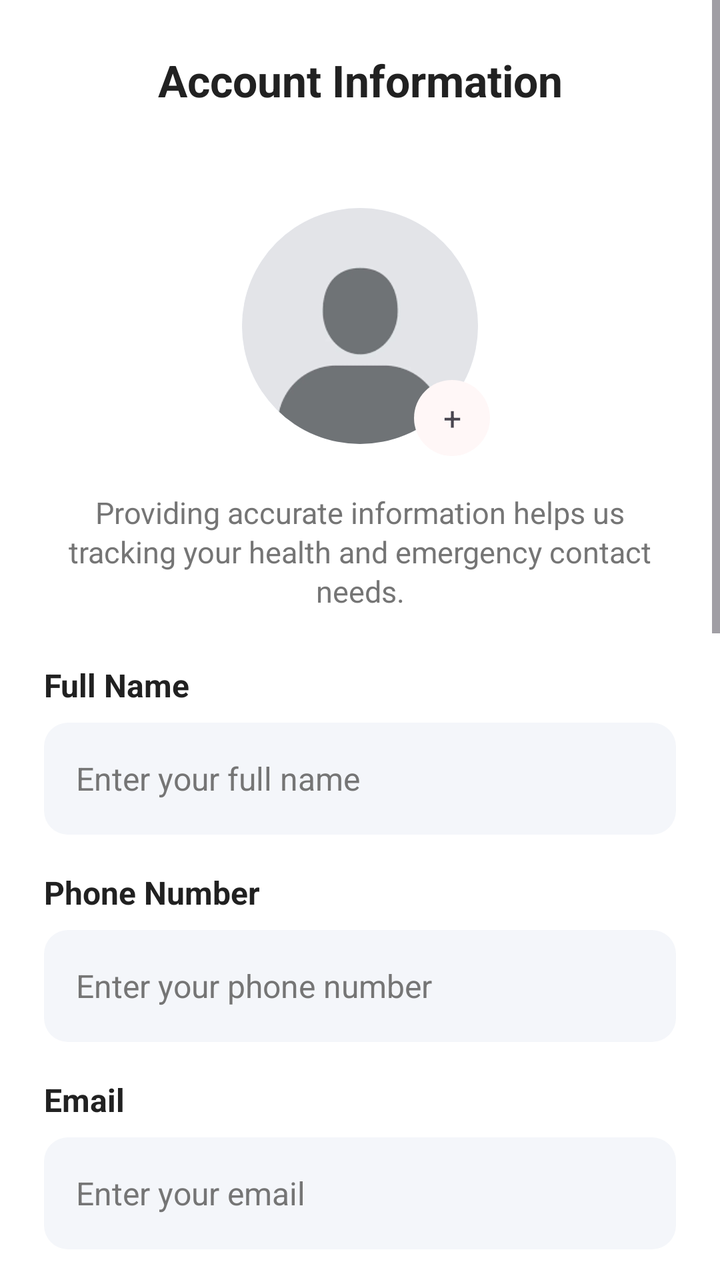
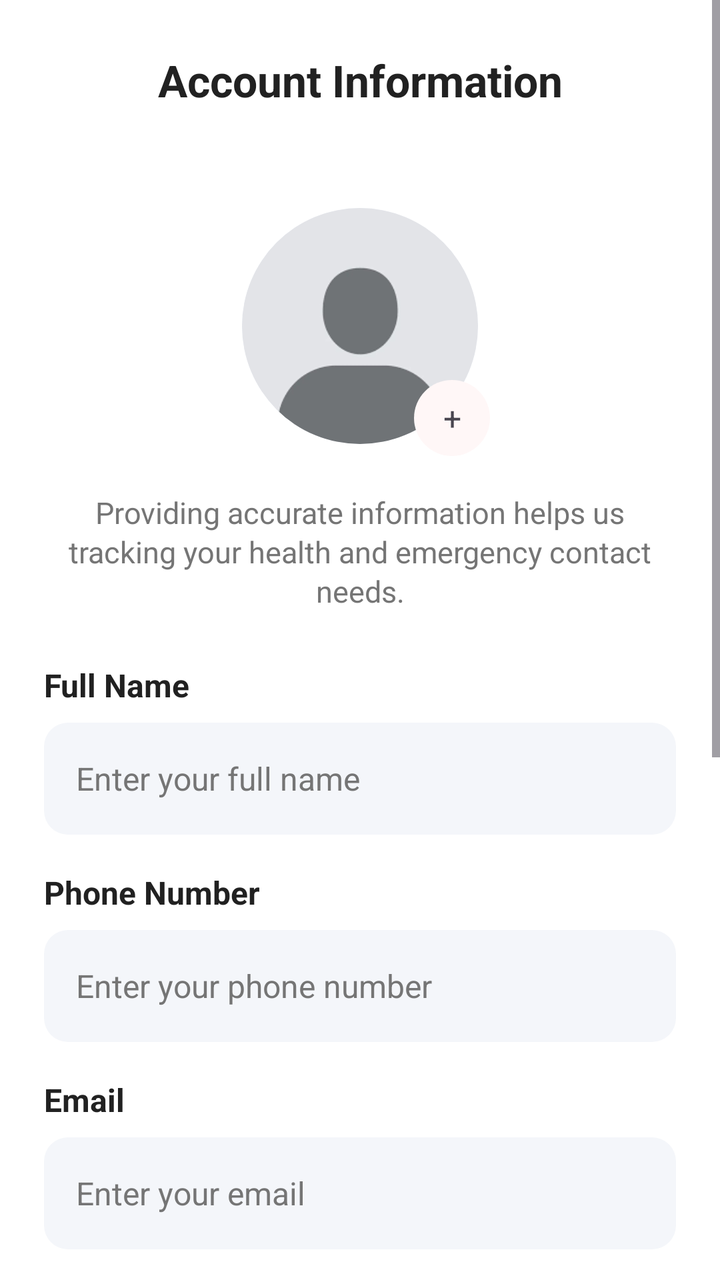

Before-and-after screenshots of an Android layout around one commit, followed by the original layout XML and the change that was made.
<!-- AndroidManifest.xml: application theme Theme.TravellingMobileApp -->
<!-- res/layout/fragment_profile.xml -->
<?xml version="1.0" encoding="utf-8"?>
<ScrollView xmlns:android="http://schemas.android.com/apk/res/android"
    xmlns:app="http://schemas.android.com/apk/res-auto"
    android:layout_width="match_parent"
    android:layout_height="match_parent"
    android:background="@color/surface"
    android:fillViewport="true">

    <LinearLayout
        android:layout_width="match_parent"
        android:layout_height="wrap_content"
        android:orientation="vertical"
        android:paddingStart="22dp"
        android:paddingEnd="22dp"
        android:paddingBottom="32dp">

        <LinearLayout
            android:id="@+id/headerProfile"
            android:layout_width="match_parent"
            android:layout_height="@dimen/header_height"
            android:background="@color/surface"
            android:gravity="center_vertical"
            android:orientation="horizontal">

            <Space
                android:layout_width="42dp"
                android:layout_height="42dp" />

            <TextView
                android:layout_width="0dp"
                android:layout_height="wrap_content"
                android:layout_weight="1"
                android:gravity="center"
                android:text="@string/account_information"
                android:textColor="@color/text_primary"
                android:textSize="22sp"
                android:textStyle="bold" />

            <Space
                android:layout_width="42dp"
                android:layout_height="42dp" />
        </LinearLayout>

        <FrameLayout
            android:layout_width="130dp"
            android:layout_height="130dp"
            android:layout_gravity="center_horizontal"
            android:layout_marginTop="18dp">

            <ImageView
                android:id="@+id/imgAvatarProfile"
                android:layout_width="118dp"
                android:layout_height="118dp"
                android:layout_gravity="center"
                android:background="@drawable/bg_avatar_circle"
                android:clipToOutline="true"
                android:scaleType="centerCrop"
                android:src="@drawable/ic_avatar" />

            <TextView
                android:id="@+id/tvCameraBadge"
                android:layout_width="38dp"
                android:layout_height="38dp"
                android:layout_gravity="bottom|end"
                android:background="@drawable/bg_circle_soft"
                android:gravity="center"
                android:text="@string/plus_sign"
                android:textSize="16sp" />
        </FrameLayout>

        <TextView
            android:layout_width="match_parent"
            android:layout_height="wrap_content"
            android:layout_marginTop="18dp"
            android:gravity="center"
            android:text="@string/profile_description"
            android:textColor="@color/profile_text_secondary"
            android:textSize="15sp"
            android:lineSpacingExtra="2dp" />

        <TextView
            android:layout_width="match_parent"
            android:layout_height="wrap_content"
            android:layout_marginTop="26dp"
            android:text="@string/full_name"
            android:textColor="@color/text_primary"
            android:textSize="16sp"
            android:textStyle="bold" />

        <EditText
            android:id="@+id/edtFullName"
            android:layout_width="match_parent"
            android:layout_height="56dp"
            android:layout_marginTop="8dp"
            android:background="@drawable/bg_profile_field_light"
            android:hint="@string/enter_full_name"
            android:inputType="textPersonName"
            android:paddingStart="16dp"
            android:paddingEnd="16dp"
            android:textColor="@color/text_primary"
            android:textColorHint="@color/profile_text_secondary"
            android:textSize="16sp" />

        <TextView
            android:layout_width="match_parent"
            android:layout_height="wrap_content"
            android:layout_marginTop="18dp"
            android:text="@string/phone_number"
            android:textColor="@color/text_primary"
            android:textSize="16sp"
            android:textStyle="bold" />

        <EditText
            android:id="@+id/edtPhoneNumber"
            android:layout_width="match_parent"
            android:layout_height="56dp"
            android:layout_marginTop="8dp"
            android:background="@drawable/bg_profile_field_light"
            android:hint="@string/enter_phone_number"
            android:inputType="phone"
            android:paddingStart="16dp"
            android:paddingEnd="16dp"
            android:textColor="@color/text_primary"
            android:textColorHint="@color/profile_text_secondary"
            android:textSize="16sp" />

        <TextView
            android:layout_width="match_parent"
            android:layout_height="wrap_content"
            android:layout_marginTop="18dp"
            android:text="@string/email"
            android:textColor="@color/text_primary"
            android:textSize="16sp"
            android:textStyle="bold" />

        <EditText
            android:id="@+id/edtEmail"
            android:layout_width="match_parent"
            android:layout_height="56dp"
            android:layout_marginTop="8dp"
            android:background="@drawable/bg_profile_field_light"
            android:hint="@string/enter_email"
            android:inputType="textEmailAddress"
            android:paddingStart="16dp"
            android:paddingEnd="16dp"
            android:textColor="@color/text_primary"
            android:textColorHint="@color/profile_text_secondary"
            android:textSize="16sp" />

        <TextView
            android:layout_width="match_parent"
            android:layout_height="wrap_content"
            android:layout_marginTop="18dp"
            android:text="@string/date_of_birth"
            android:textColor="@color/text_primary"
            android:textSize="16sp"
            android:textStyle="bold" />

        <TextView
            android:id="@+id/tvDateOfBirth"
            android:layout_width="match_parent"
            android:layout_height="56dp"
            android:layout_marginTop="8dp"
            android:background="@drawable/bg_profile_field_light"
            android:gravity="center_vertical"
            android:paddingStart="16dp"
            android:paddingEnd="16dp"
            android:text="@string/select_date_of_birth"
            android:textColor="@color/profile_text_secondary"
            android:textSize="16sp" />

        <TextView
            android:layout_width="match_parent"
            android:layout_height="wrap_content"
            android:layout_marginTop="18dp"
            android:text="@string/gender"
            android:textColor="@color/text_primary"
            android:textSize="16sp"
            android:textStyle="bold" />

        <RadioGroup
            android:id="@+id/radioGenderGroup"
            android:layout_width="match_parent"
            android:layout_height="wrap_content"
            android:layout_marginTop="10dp"
            android:orientation="horizontal">

            <RadioButton
                android:id="@+id/radioMale"
                android:layout_width="wrap_content"
                android:layout_height="wrap_content"
                android:text="@string/male"
                android:textColor="@color/text_primary" />

            <RadioButton
                android:id="@+id/radioFemale"
                android:layout_width="wrap_content"
                android:layout_height="wrap_content"
                android:layout_marginStart="20dp"
                android:text="@string/female"
                android:textColor="@color/text_primary" />

            <RadioButton
                android:id="@+id/radioOther"
                android:layout_width="wrap_content"
                android:layout_height="wrap_content"
                android:layout_marginStart="20dp"
                android:text="@string/other"
                android:textColor="@color/text_primary" />
        </RadioGroup>

        <TextView
            android:layout_width="match_parent"
            android:layout_height="wrap_content"
            android:layout_marginTop="22dp"
            android:text="@string/emergency_contact_name"
            android:textColor="@color/text_primary"
            android:textSize="16sp"
            android:textStyle="bold" />

        <EditText
            android:id="@+id/edtEmergencyName"
            android:layout_width="match_parent"
            android:layout_height="56dp"
            android:layout_marginTop="8dp"
            android:background="@drawable/bg_profile_field_light"
            android:hint="@string/enter_emergency_contact_name"
            android:inputType="textPersonName"
            android:paddingStart="16dp"
            android:paddingEnd="16dp"
            android:textColor="@color/text_primary"
            android:textColorHint="@color/profile_text_secondary"
            android:textSize="16sp" />

        <TextView
            android:layout_width="match_parent"
            android:layout_height="wrap_content"
            android:layout_marginTop="18dp"
            android:text="@string/emergency_contact_phone"
            android:textColor="@color/text_primary"
            android:textSize="16sp"
            android:textStyle="bold" />

        <EditText
            android:id="@+id/edtEmergencyPhone"
            android:layout_width="match_parent"
            android:layout_height="56dp"
            android:layout_marginTop="8dp"
            android:background="@drawable/bg_profile_field_light"
            android:hint="@string/enter_emergency_contact_phone"
            android:inputType="phone"
            android:paddingStart="16dp"
            android:paddingEnd="16dp"
            android:textColor="@color/text_primary"
            android:textColorHint="@color/profile_text_secondary"
            android:textSize="16sp" />

        <TextView
            android:id="@+id/tvLanguage"
            android:layout_width="match_parent"
            android:layout_height="56dp"
            android:layout_marginTop="28dp"
            android:background="@drawable/bg_profile_option_light"
            android:gravity="center_vertical"
            android:paddingStart="16dp"
            android:paddingEnd="16dp"
            android:text="@string/change_language"
            android:textColor="@color/text_primary"
            android:textSize="16sp"
            android:textStyle="bold" />

        <TextView
            android:id="@+id/tvLogout"
            android:layout_width="match_parent"
            android:layout_height="56dp"
            android:layout_marginTop="14dp"
            android:background="@drawable/bg_profile_option_light"
            android:gravity="center_vertical"
            android:paddingStart="16dp"
            android:paddingEnd="16dp"
            android:text="@string/log_out"
            android:textColor="@color/text_primary"
            android:textSize="16sp"
            android:textStyle="bold" />

        <TextView
            android:id="@+id/tvDeleteAccount"
            android:layout_width="match_parent"
            android:layout_height="56dp"
            android:layout_marginTop="14dp"
            android:background="@drawable/bg_profile_option_light"
            android:gravity="center_vertical"
            android:paddingStart="16dp"
            android:paddingEnd="16dp"
            android:text="@string/delete_account"
            android:textColor="@color/tertiary"
            android:textSize="16sp"
            android:textStyle="bold" />

    </LinearLayout>
</ScrollView>
<!-- resources referenced by this layout -->
<resources>
  <color name="profile_text_secondary">#757575</color>
  <color name="surface">#FFFFFF</color>
  <color name="tertiary">#E53935</color>
  <color name="text_primary">#212121</color>
  <dimen name="header_height">80dp</dimen>
  <!-- drawable bg_avatar_circle (drawable) -->
  <?xml version="1.0" encoding="utf-8"?>
  <shape xmlns:android="http://schemas.android.com/apk/res/android"
      android:shape="oval">
      <solid android:color="@color/secondary_light" />
  </shape>
  <!-- drawable bg_circle_soft (drawable) -->
  <?xml version="1.0" encoding="utf-8"?>
  <shape xmlns:android="http://schemas.android.com/apk/res/android"
      android:shape="oval">
      <solid android:color="#FFF7F7" />
  </shape>
  <!-- drawable bg_profile_field_light (drawable) -->
  <?xml version="1.0" encoding="utf-8"?>
  <shape xmlns:android="http://schemas.android.com/apk/res/android">
      <solid android:color="#F4F6FA" />
      <corners android:radius="12dp" />
  </shape>
  <!-- drawable bg_profile_option_light (drawable) -->
  <?xml version="1.0" encoding="utf-8"?>
  <shape xmlns:android="http://schemas.android.com/apk/res/android">
      <solid android:color="@color/surface" />
      <stroke
          android:width="1dp"
          android:color="@color/gray_200" />
      <corners android:radius="14dp" />
  </shape>
  <!-- drawable ic_avatar: png bitmap (drawable, 3652 bytes) -->
  <string name="account_information">Account Information</string>
  <string name="change_language">Change Language</string>
  <string name="date_of_birth">Date of Birth</string>
  <string name="delete_account">Delete Account</string>
  <string name="email">Email</string>
  <string name="emergency_contact_name">Emergency Contact Name</string>
  <string name="emergency_contact_phone">Emergency Contact Phone Number</string>
  <string name="enter_email">Enter your email</string>
  <string name="enter_emergency_contact_name">Enter emergency contact name</string>
  <string name="enter_emergency_contact_phone">Enter emergency contact phone number</string>
  <string name="enter_full_name">Enter your full name</string>
  <string name="enter_phone_number">Enter your phone number</string>
  <string name="female">Female</string>
  <string name="full_name">Full Name</string>
  <string name="gender">Gender</string>
  <string name="log_out">Log Out</string>
  <string name="male">Male</string>
  <string name="other">Other</string>
  <string name="phone_number">Phone Number</string>
  <string name="plus_sign">+</string>
  <string name="profile_description">Providing accurate information helps us tracking your health and emergency contact needs.</string>
  <string name="select_date_of_birth">Select date of birth</string>
  <style name="Theme.TravellingMobileApp" parent="Base.Theme.TravellingMobileApp" />
  <color name="secondary_light">#EAF2FF</color>
  <color name="gray_200">#EEEEEE</color>
  <style name="Base.Theme.TravellingMobileApp" parent="Theme.Material3.DayNight.NoActionBar">
          
          
      </style>
</resources>

<!-- the commit's change to res/layout/fragment_profile.xml (unified diff, before → after) -->
@@ -73,10 +73,10 @@
             android:layout_height="wrap_content"
             android:layout_marginTop="18dp"
             android:gravity="center"
+            android:lineSpacingExtra="2dp"
             android:text="@string/profile_description"
             android:textColor="@color/profile_text_secondary"
-            android:textSize="15sp"
-            android:lineSpacingExtra="2dp" />
+            android:textSize="15sp" />
 
         <TextView
             android:layout_width="match_parent"
@@ -210,52 +210,6 @@
         </RadioGroup>
 
         <TextView
-            android:layout_width="match_parent"
-            android:layout_height="wrap_content"
-            android:layout_marginTop="22dp"
-            android:text="@string/emergency_contact_name"
-            android:textColor="@color/text_primary"
-            android:textSize="16sp"
-            android:textStyle="bold" />
-
-        <EditText
-            android:id="@+id/edtEmergencyName"
-            android:layout_width="match_parent"
-            android:layout_height="56dp"
-            android:layout_marginTop="8dp"
-            android:background="@drawable/bg_profile_field_light"
-            android:hint="@string/enter_emergency_contact_name"
-            android:inputType="textPersonName"
-            android:paddingStart="16dp"
-            android:paddingEnd="16dp"
-            android:textColor="@color/text_primary"
-            android:textColorHint="@color/profile_text_secondary"
-            android:textSize="16sp" />
-
-        <TextView
-            android:layout_width="match_parent"
-            android:layout_height="wrap_content"
-            android:layout_marginTop="18dp"
-            android:text="@string/emergency_contact_phone"
-            android:textColor="@color/text_primary"
-            android:textSize="16sp"
-            android:textStyle="bold" />
-
-        <EditText
-            android:id="@+id/edtEmergencyPhone"
-            android:layout_width="match_parent"
-            android:layout_height="56dp"
-            android:layout_marginTop="8dp"
-            android:background="@drawable/bg_profile_field_light"
-            android:hint="@string/enter_emergency_contact_phone"
-            android:inputType="phone"
-            android:paddingStart="16dp"
-            android:paddingEnd="16dp"
-            android:textColor="@color/text_primary"
-            android:textColorHint="@color/profile_text_secondary"
-            android:textSize="16sp" />
-
-        <TextView
             android:id="@+id/tvLanguage"
             android:layout_width="match_parent"
             android:layout_height="56dp"
@@ -298,4 +252,5 @@
             android:textStyle="bold" />
 
     </LinearLayout>
+
 </ScrollView>
<!-- resource entries referenced after the edit -->
@@ -38,11 +38,7 @@
   <string name="date_of_birth">Date of Birth</string>
   <string name="delete_account">Delete Account</string>
   <string name="email">Email</string>
-  <string name="emergency_contact_name">Emergency Contact Name</string>
-  <string name="emergency_contact_phone">Emergency Contact Phone Number</string>
   <string name="enter_email">Enter your email</string>
-  <string name="enter_emergency_contact_name">Enter emergency contact name</string>
-  <string name="enter_emergency_contact_phone">Enter emergency contact phone number</string>
   <string name="enter_full_name">Enter your full name</string>
   <string name="enter_phone_number">Enter your phone number</string>
   <string name="female">Female</string>
